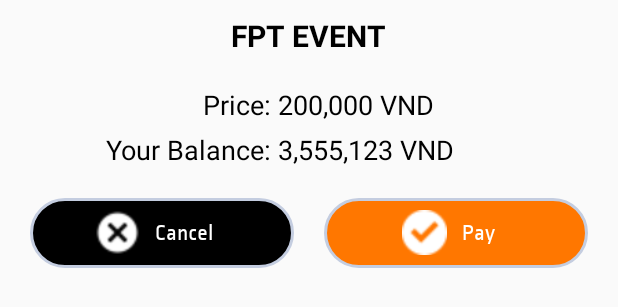
After one commit to OrionKaito/GigsHub, an Android app: the layout activity_buy_ticket.xml on its own in the app's theme, with its tools: preview values and no code run, on a phone screen of 412 x 824 dp. The commit adds this screen. Shown: the top 307 px of the screen. Run offline under Robolectric (Android 15) with nearby library versions, the phone set to English and light mode, and no system bars.

Commit message:
update payment trong gigsdetails

```diff
--- /dev/null
+++ b/Mobile/Gigshub1/app/src/main/java/com/example/myfuckingpc/gigshub1/BuyTicketActivity.java
@@ -0,0 +1,48 @@
+package com.example.myfuckingpc.gigshub1;
+
+import android.app.Dialog;
+import android.content.DialogInterface;
+import android.support.v7.app.AlertDialog;
+import android.support.v7.app.AppCompatActivity;
+import android.os.Bundle;
+import android.view.View;
+import android.widget.TextView;
+import android.widget.Toast;
+
+public class BuyTicketActivity extends AppCompatActivity {
+    private TextView price;
+    String priceString;
+    @Override
+    protected void onCreate(Bundle savedInstanceState) {
+        super.onCreate(savedInstanceState);
+        setContentView(R.layout.activity_buy_ticket);
+        price = findViewById(R.id.tv_buy_ticket_price);
+        priceString = price.getText().toString();
+    }
+
+    public void clickToPay(View view) {
+        AlertDialog.Builder builder = new AlertDialog.Builder(this);
+        builder.setTitle("Confirm payment:");
+        builder.setMessage("Do you want to pay "+priceString+" for this Ticket?");
+        builder.setCancelable(false);
+        builder.setPositiveButton("No, thanks", new DialogInterface.OnClickListener() {
+            @Override
+            public void onClick(DialogInterface dialog, int which) {
+                dialog.cancel();
+            }
+        });
+        builder.setNegativeButton("Yes", new DialogInterface.OnClickListener() {
+            @Override
+            public void onClick(DialogInterface dialog, int which) {
+                Toast.makeText(BuyTicketActivity.this, "Payment success", Toast.LENGTH_SHORT).show();
+                onBackPressed();
+            }
+        });
+        AlertDialog alertDialog = builder.create();
+        alertDialog.show();
+    }
+
+    public void clicktoCancelPay(View view) {
+        onBackPressed();
+    }
+}
--- a/Mobile/Gigshub1/app/src/main/java/com/example/myfuckingpc/gigshub1/DetailGigsActivity.java
+++ b/Mobile/Gigshub1/app/src/main/java/com/example/myfuckingpc/gigshub1/DetailGigsActivity.java
@@ -1,7 +1,9 @@
 package com.example.myfuckingpc.gigshub1;
 
+import android.content.Intent;
 import android.os.Bundle;
 import android.support.v7.app.AppCompatActivity;
+import android.view.View;
 import android.widget.ImageView;
 import android.widget.TextView;
 
@@ -43,4 +45,8 @@ public class DetailGigsActivity extends AppCompatActivity {
         return a;
     }
 
+    public void clickToBuyTicket(View view) {
+        Intent intent = new Intent(this, BuyTicketActivity.class);
+        startActivity(intent);
+    }
 }
--- /dev/null
+++ b/Mobile/Gigshub1/app/src/main/res/layout/activity_buy_ticket.xml
@@ -0,0 +1,143 @@
+<?xml version="1.0" encoding="utf-8"?>
+<LinearLayout xmlns:android="http://schemas.android.com/apk/res/android"
+    xmlns:app="http://schemas.android.com/apk/res-auto"
+    xmlns:tools="http://schemas.android.com/tools"
+    android:layout_width="match_parent"
+    android:layout_height="match_parent"
+    android:orientation="vertical"
+    tools:context=".BuyTicketActivity">
+
+    <TextView
+        android:id="@+id/tv_buy_ticket_event_name"
+        android:layout_marginTop="10dp"
+        android:layout_gravity="center"
+        android:layout_width="wrap_content"
+        android:layout_height="wrap_content"
+        android:text="FPT EVENT"
+        android:textColor="@color/black"
+        android:textSize="20dp"
+        android:textStyle="bold"/>
+    <LinearLayout
+        android:layout_marginTop="20dp"
+        android:layout_width="match_parent"
+        android:layout_height="wrap_content"
+        android:orientation="horizontal"
+        android:weightSum="10">
+        <TextView
+            android:textSize="18dp"
+            android:textColor="@color/black"
+            android:gravity="right"
+            android:layout_weight="4.5"
+            android:layout_width="0dp"
+            android:layout_height="match_parent"
+            android:text="Price: "/>
+        <TextView
+            android:id="@+id/tv_buy_ticket_price"
+            android:textSize="18dp"
+            android:textColor="@color/black"
+            android:layout_weight="5.5"
+            android:layout_width="0dp"
+            android:layout_height="match_parent"
+            android:text="200,000 VND "/>
+    </LinearLayout>
+    <LinearLayout
+        android:layout_marginTop="5dp"
+        android:layout_width="match_parent"
+        android:layout_height="wrap_content"
+        android:orientation="horizontal"
+        android:weightSum="10">
+        <TextView
+            android:textSize="18dp"
+            android:textColor="@color/black"
+            android:gravity="right"
+            android:layout_weight="4.5"
+            android:layout_width="0dp"
+            android:layout_height="match_parent"
+            android:text="Your Balance: "/>
+        <TextView
+            android:id="@+id/tv_buy_ticket_balance"
+            android:textSize="18dp"
+            android:textColor="@color/black"
+            android:layout_weight="5.5"
+            android:layout_width="0dp"
+            android:layout_height="match_parent"
+            android:text="3,555,123 VND "/>
+    </LinearLayout>
+
+
+
+    <LinearLayout
+        android:id="@+id/ll_comfirm"
+        android:layout_width="match_parent"
+        android:layout_height="wrap_content"
+        android:layout_alignParentBottom="true"
+        android:orientation="horizontal"
+        android:paddingLeft="20dp"
+        android:paddingTop="20dp"
+        android:paddingRight="20dp"
+        android:paddingBottom="10dp"
+        android:weightSum="2">
+
+        <LinearLayout
+            android:onClick="clicktoCancelPay"
+            android:layout_width="0dp"
+            android:layout_height="wrap_content"
+            android:layout_centerInParent="true"
+            android:layout_marginRight="10dp"
+            android:layout_weight="1"
+            android:background="@drawable/background_black_border"
+            android:gravity="center"
+            android:orientation="horizontal">
+
+            <Button
+                android:onClick="clicktoCancelPay"
+                android:id="@+id/btn_not_going"
+                android:layout_width="30dp"
+                android:layout_height="30dp"
+                android:background="@drawable/ic_close" />
+
+            <TextView
+                android:onClick="clicktoCancelPay"
+                android:id="@+id/tv_not_join"
+                android:layout_width="wrap_content"
+                android:layout_height="wrap_content"
+                android:fontFamily="@font/ropa_sans"
+                android:padding="10dp"
+                android:text="Cancel"
+                android:textColor="@color/white"
+                android:textSize="15sp" />
+        </LinearLayout>
+
+
+        <LinearLayout
+            android:onClick="clickToPay"
+            android:layout_width="0dp"
+            android:layout_height="wrap_content"
+            android:layout_centerInParent="true"
+            android:layout_marginLeft="10dp"
+            android:layout_weight="1"
+            android:background="@drawable/background_orange_border"
+            android:gravity="center"
+            android:orientation="horizontal">
+
+            <Button
+                android:onClick="clickToPay"
+                android:id="@+id/btn_going"
+                android:layout_width="30dp"
+                android:layout_height="30dp"
+                android:background="@drawable/ic_going" />
+
+            <TextView
+                android:onClick="clickToPay"
+                android:id="@+id/tv_join_event"
+                android:layout_width="wrap_content"
+                android:layout_height="wrap_content"
+                android:fontFamily="@font/ropa_sans"
+                android:padding="10dp"
+                android:text="Pay"
+                android:textColor="@color/white"
+                android:textSize="15sp" />
+        </LinearLayout>
+    </LinearLayout>
+
+</LinearLayout>
--- a/Mobile/Gigshub1/app/src/main/res/layout/activity_detail_gigs.xml
+++ b/Mobile/Gigshub1/app/src/main/res/layout/activity_detail_gigs.xml
@@ -128,6 +128,14 @@
                 android:layout_marginRight="5dp"
                 android:layout_toLeftOf="@id/iv_gigs_details_comment"
                 android:background="@drawable/ic_location" />
+            <ImageView
+                android:id="@+id/iv_buy_ticket"
+                android:layout_width="wrap_content"
+                android:layout_height="wrap_content"
+                android:layout_marginRight="5dp"
+                android:layout_toLeftOf="@id/iv_gigs_details_location"
+                android:background="@drawable/ic_money"
+                android:onClick="clickToBuyTicket"/>
 
             <LinearLayout
                 android:id="@+id/ll_gigs_detail_time_and_place"
```
Also changed, not shown: Mobile/Gigshub1/app/src/main/res/drawable/ic_money.png (added).
